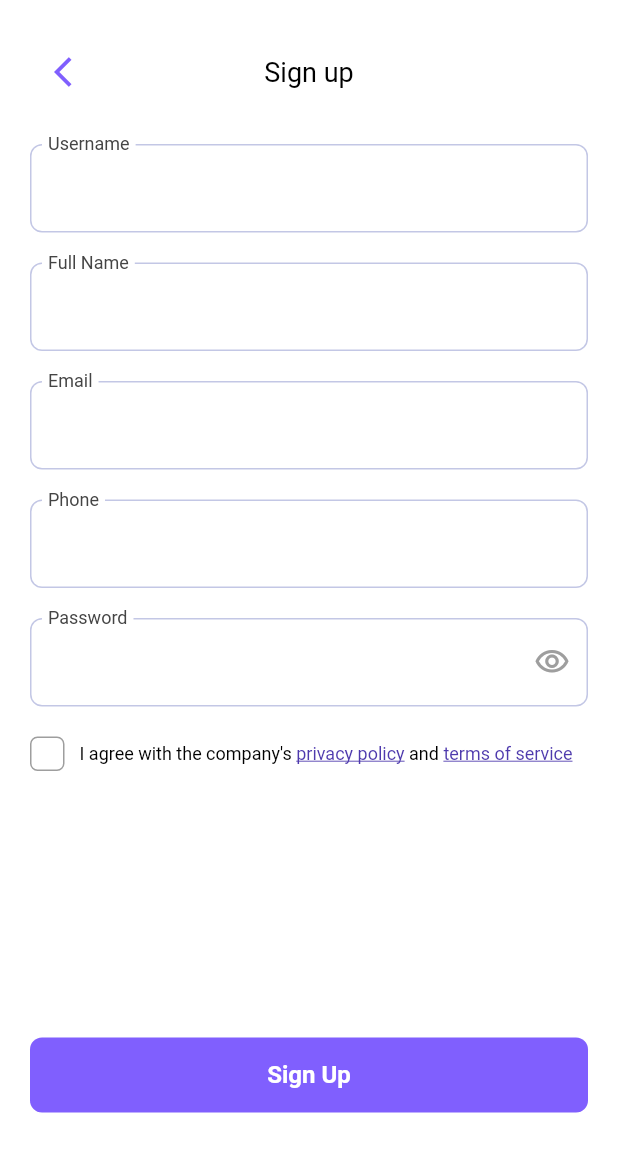
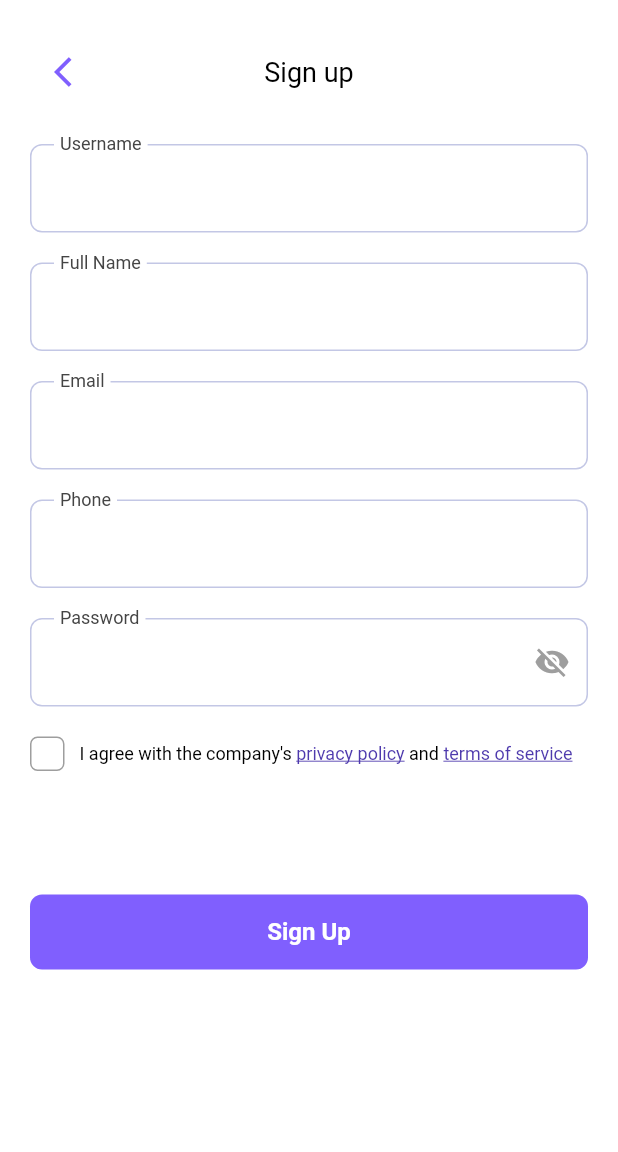
Before and after one commit to SanjayMehra-27/hamilton_restaurant_app, a Flutter app: the SignupView screen opened by its route, on a phone screen of 412 x 824 dp. Shown: the top 1152 px of the screen. Run offline on Flutter 3.47's test engine with Material 2 defaults, Android fonts, the phone set to English and light mode, and no system bars; our stand-ins replace dio, get, get_storage; accounts and stored records are empty.

Commit message:
signup api integrated

```diff
--- a/lib/app/models/login_user_model.dart
+++ b/lib/app/models/login_user_model.dart
@@ -6,7 +6,7 @@
 //         "client_gender": null,
 //         "client_id": 1576839
 
-class LoginUserModel {
+class UserModel {
   String? clientName;
   String? mail;
   int? country;
@@ -15,7 +15,7 @@ class LoginUserModel {
   String? clientGender;
   int? clientId;
 
-  LoginUserModel(
+  UserModel(
       {this.clientName,
       this.mail,
       this.country,
@@ -24,7 +24,7 @@ class LoginUserModel {
       this.clientGender,
       this.clientId});
 
-  LoginUserModel.fromJson(Map<String, dynamic> json) {
+  UserModel.fromJson(Map<String, dynamic> json) {
     clientName = json['client_name'] ?? "";
     mail = json['mail'] ?? "";
     country = json['country'] ?? 0;
--- a/lib/app/modules/login/controllers/login_controller.dart
+++ b/lib/app/modules/login/controllers/login_controller.dart
@@ -7,7 +7,7 @@ import '../../../models/login_user_model.dart';
 import '../../home/views/home_view.dart';
 
 class LoginController extends GetxController {
-  final user = LoginUserModel().obs;
+  final user = UserModel().obs;
   final emailTextController = TextEditingController();
   final passwordTextController = TextEditingController();
   final isLoading = false.obs;
--- a/lib/app/modules/signup/controllers/signup_controller.dart
+++ b/lib/app/modules/signup/controllers/signup_controller.dart
@@ -1,23 +1,71 @@
+import 'package:flutter/material.dart';
 import 'package:get/get.dart';
+import 'package:restaurant_app/app/models/login_user_model.dart';
+import 'package:restaurant_app/app/routes/app_pages.dart';
+
+import '../../../data/enums/utils/rest_apis/rest_client.dart';
 
 class SignupController extends GetxController {
-  //TODO: Implement SignupController
+  final user = UserModel().obs;
 
-  final count = 0.obs;
-  @override
-  void onInit() {
-    super.onInit();
+  final usernameTextController = TextEditingController().obs;
+  final fullnameTextController = TextEditingController().obs;
+  final emailTextController = TextEditingController().obs;
+  final phoneTextController = TextEditingController().obs;
+  final passwordTextController = TextEditingController().obs;
+
+  final isTermsAccepted = false.obs;
+  final isPasswordVisible = false.obs;
+  final isLoading = false.obs;
+
+  RestClient restClient = RestClient();
+
+  // Form Keys
+  final usernameFormKey = GlobalKey<FormState>();
+  final fullnameFormKey = GlobalKey<FormState>();
+  final emailFormKey = GlobalKey<FormState>();
+  final phoneFormKey = GlobalKey<FormState>();
+  final passwordFormKey = GlobalKey<FormState>();
+
+  Future<void> signup() async {
+    if (await validateForm() == false) {
+      return;
+    }
+    isLoading.value = true;
+    user.value = await restClient.signup(
+      username: usernameTextController.value.text,
+      name: fullnameTextController.value.text,
+      email: emailTextController.value.text,
+      phone: phoneTextController.value.text,
+      password: passwordTextController.value.text,
+    );
+    isLoading.value = false;
+    if (user.value.clientId != null) {
+      Get.offAllNamed(Routes.HOME);
+    }
   }
 
-  @override
-  void onReady() {
-    super.onReady();
+  // Validator
+  Future<bool> validateForm() async {
+    if (usernameFormKey.currentState!.validate() &&
+        fullnameFormKey.currentState!.validate() &&
+        emailFormKey.currentState!.validate() &&
+        phoneFormKey.currentState!.validate() &&
+        passwordFormKey.currentState!.validate()) {
+      if (isTermsAccepted.value == false) {
+        Get.snackbar('Terms & Conditions', 'Please accept terms & conditions',
+            snackPosition: SnackPosition.BOTTOM,
+            duration: const Duration(seconds: 3));
+        return false;
+      }
+      usernameFormKey.currentState!.save();
+      fullnameFormKey.currentState!.save();
+      emailFormKey.currentState!.save();
+      phoneFormKey.currentState!.save();
+      passwordFormKey.currentState!.save();
+      return true;
+    } else {
+      return false;
+    }
   }
-
-  @override
-  void onClose() {
-    super.onClose();
-  }
-
-  void increment() => count.value++;
 }
--- a/lib/app/modules/signup/views/signup_view.dart
+++ b/lib/app/modules/signup/views/signup_view.dart
@@ -18,7 +18,7 @@ class SignupView extends GetView<SignupController> {
           },
           child: Padding(
             padding: const EdgeInsets.fromLTRB(20, 0, 20, 0),
-            child: Column(
+            child: ListView(
               children: [
                 const SizedBox(
                   height: 20,
@@ -49,198 +49,146 @@ class SignupView extends GetView<SignupController> {
                 Column(
                   children: [
                     // Username TextField
-                    TextFormField(
-                      cursorColor: const Color(0xff805FFE),
-                      decoration: InputDecoration(
-                        floatingLabelBehavior: FloatingLabelBehavior.always,
-                        floatingLabelAlignment: FloatingLabelAlignment.start,
+                    Form(
+                      key: controller.usernameFormKey,
+                      autovalidateMode: AutovalidateMode.onUserInteraction,
+                      child: PrimaryTextField(
+                        controller: controller.usernameTextController.value,
                         labelText: 'Username',
-                        labelStyle: const TextStyle(
-                          color: Color(0xff444444),
-                        ),
-                        enabledBorder: OutlineInputBorder(
-                          borderSide: const BorderSide(
-                            color: Color(0xffC3C7E5),
-                            width: 1,
-                          ),
-                          borderRadius: BorderRadius.circular(8),
-                        ),
-                        focusedBorder: OutlineInputBorder(
-                          borderSide: const BorderSide(
-                            color: Color(0xff805FFE),
-                            width: 1,
-                          ),
-                          borderRadius: BorderRadius.circular(10),
-                        ),
+                        validator: (value) {
+                          if (value!.isEmpty) {
+                            return 'Username is required';
+                          } else if (value.length < 3) {
+                            return 'Username must be at least 3 characters';
+                          } else if (value.length > 20) {
+                            return 'Username must be at most 20 characters';
+                          }
+                        },
                       ),
                     ),
                     const SizedBox(
                       height: 20,
                     ),
                     // Full Name TextField
-                    TextFormField(
-                      cursorColor: const Color(0xff805FFE),
-                      decoration: InputDecoration(
-                        floatingLabelBehavior: FloatingLabelBehavior.always,
-                        floatingLabelAlignment: FloatingLabelAlignment.start,
+                    Form(
+                      key: controller.fullnameFormKey,
+                      autovalidateMode: AutovalidateMode.onUserInteraction,
+                      child: PrimaryTextField(
+                        controller: controller.fullnameTextController.value,
                         labelText: 'Full Name',
-                        labelStyle: const TextStyle(
-                          color: Color(0xff444444),
-                        ),
-                        enabledBorder: OutlineInputBorder(
-                          borderSide: const BorderSide(
-                            color: Color(0xffC3C7E5),
-                            width: 1,
-                          ),
-                          borderRadius: BorderRadius.circular(8),
-                        ),
-                        focusedBorder: OutlineInputBorder(
-                          borderSide: const BorderSide(
-                            color: Color(0xff805FFE),
-                            width: 1,
-                          ),
-                          borderRadius: BorderRadius.circular(10),
-                        ),
+                        validator: (value) {
+                          if (value!.isEmpty) {
+                            return 'Full Name is required';
+                          } else if (value.length < 3) {
+                            return 'Full Name must be at least 3 characters';
+                          } else if (value.length > 20) {
+                            return 'Full Name must be at most 20 characters';
+                          }
+                        },
                       ),
                     ),
                     const SizedBox(
                       height: 20,
                     ),
                     // Email TextField
-                    TextFormField(
-                      cursorColor: const Color(0xff805FFE),
-                      decoration: InputDecoration(
-                        floatingLabelBehavior: FloatingLabelBehavior.always,
-                        floatingLabelAlignment: FloatingLabelAlignment.start,
+                    Form(
+                      key: controller.emailFormKey,
+                      autovalidateMode: AutovalidateMode.onUserInteraction,
+                      child: PrimaryTextField(
+                        controller: controller.emailTextController.value,
                         labelText: 'Email',
-                        labelStyle: const TextStyle(
-                          color: Color(0xff444444),
-                        ),
-                        enabledBorder: OutlineInputBorder(
-                          borderSide: const BorderSide(
-                            color: Color(0xffC3C7E5),
-                            width: 1,
-                          ),
-                          borderRadius: BorderRadius.circular(8),
-                        ),
-                        focusedBorder: OutlineInputBorder(
-                          borderSide: const BorderSide(
-                            color: Color(0xff805FFE),
-                            width: 1,
-                          ),
-                          borderRadius: BorderRadius.circular(10),
-                        ),
+                        validator: (value) {
+                          if (value!.isEmpty) {
+                            return 'Email is required';
+                          } else if (!value.isEmail) {
+                            return 'Please enter a valid email address';
+                          }
+                        },
                       ),
                     ),
                     const SizedBox(
                       height: 20,
                     ),
                     // Phone TextField
-                    TextFormField(
-                      cursorColor: const Color(0xff805FFE),
-                      decoration: InputDecoration(
-                        floatingLabelBehavior: FloatingLabelBehavior.always,
-                        floatingLabelAlignment: FloatingLabelAlignment.start,
+                    Form(
+                      key: controller.phoneFormKey,
+                      autovalidateMode: AutovalidateMode.onUserInteraction,
+                      child: PrimaryTextField(
+                        controller: controller.phoneTextController.value,
                         labelText: 'Phone',
-                        labelStyle: const TextStyle(
-                          color: Color(0xff444444),
-                        ),
-                        enabledBorder: OutlineInputBorder(
-                          borderSide: const BorderSide(
-                            color: Color(0xffC3C7E5),
-                            width: 1,
-                          ),
-                          borderRadius: BorderRadius.circular(8),
-                        ),
-                        focusedBorder: OutlineInputBorder(
-                          borderSide: const BorderSide(
-                            color: Color(0xff805FFE),
-                            width: 1,
-                          ),
-                          borderRadius: BorderRadius.circular(10),
-                        ),
-                        // prefixIcon: Container(
-                        //   width: 65,
-                        //   margin: const EdgeInsets.fromLTRB(0, 0, 10, 0),
-                        //   padding: const EdgeInsets.fromLTRB(10, 0, 10, 0),
-                        //   child: Row(
-                        //     children: [
-                        //       Center(
-                        //         child: Padding(
-                        //           padding: const EdgeInsets.all(8.0),
-                        //           child: const Text(
-                        //             '+91',
-                        //             style: TextStyle(
-                        //               color: Color(0xff444444),
-                        //             ),
-                        //           ),
-                        //         ),
-                        //       ),
-                        //     ],
-                        //   ),
-                        // ),
+                        validator: (value) {
+                          if (value!.isEmpty) {
+                            return 'Phone is required';
+                          } else if (value.length < 10) {
+                            return 'Phone must be at least 10 characters';
+                          } else if (value.length > 10) {
+                            return 'Phone must be at most 10 characters';
+                          }
+                        },
                       ),
                     ),
                     const SizedBox(
                       height: 20,
                     ),
                     // Password TextField
-                    TextFormField(
-                      cursorColor: const Color(0xff805FFE),
-                      decoration: InputDecoration(
-                        floatingLabelBehavior: FloatingLabelBehavior.always,
-                        floatingLabelAlignment: FloatingLabelAlignment.start,
+                    Obx(() => Form(
+                          key: controller.passwordFormKey,
+                          autovalidateMode: AutovalidateMode.onUserInteraction,
+                          child: PrimaryTextField(
+                            controller: controller.passwordTextController.value,
                             labelText: 'Password',
-                        labelStyle: const TextStyle(
-                          color: Color(0xff444444),
-                        ),
-                        enabledBorder: OutlineInputBorder(
-                          borderSide: const BorderSide(
-                            color: Color(0xffC3C7E5),
-                            width: 1,
-                          ),
-                          borderRadius: BorderRadius.circular(8),
-                        ),
-                        focusedBorder: OutlineInputBorder(
-                          borderSide: const BorderSide(
-                            color: Color(0xff805FFE),
-                            width: 1,
-                          ),
-                          borderRadius: BorderRadius.circular(10),
-                        ),
+                            obscureText: !controller.isPasswordVisible.value,
                             suffixIcon: IconButton(
-                          onPressed: () {},
-                          icon: const Icon(Icons.visibility_outlined),
+                              onPressed: () {
+                                controller.isPasswordVisible.toggle();
+                              },
+                              icon: Icon(
+                                controller.isPasswordVisible.value
+                                    ? Icons.visibility
+                                    : Icons.visibility_off,
                                 color: Colors.grey,
                               ),
                             ),
+                            validator: (value) {
+                              if (value!.isEmpty) {
+                                return 'Password is required';
+                              } else if (value.length < 6) {
+                                return 'Password must be at least 6 characters';
+                              } else if (value.length > 20) {
+                                return 'Password must be at most 20 characters';
+                              }
+                            },
                           ),
+                        )),
                     const SizedBox(
                       height: 20,
                     ),
                     // Terms & Conditions Checkbox
-                    Row(
+                    GestureDetector(
+                      onTap: () {
+                        controller.isTermsAccepted.toggle();
+                      },
+                      child: Row(
                         children: [
                           // Custom Checkbox with Rounded Border
-                        Container(
+                          Obx(
+                            () => Container(
                               height: 23,
                               width: 23,
                               decoration: BoxDecoration(
                                 borderRadius: BorderRadius.circular(5),
                                 border: Border.all(
-                              color:
-                                  false ? const Color(0xff805FFE) : Colors.grey,
+                                  color: controller.isTermsAccepted.value
+                                      ? const Color(0xff805FFE)
+                                      : Colors.grey,
                                   width: 1,
                                 ),
                               ),
-                          child: false
-                              ? const Icon(
-                                  Icons.check,
-                                  size: 15,
-                                  color:
-                                      false ? Color(0xff805FFE) : Colors.grey,
-                                )
+                              child: controller.isTermsAccepted.value
+                                  ? const Icon(Icons.check,
+                                      size: 15, color: Color(0xff805FFE))
                                   : null,
+                            ),
                           ),
                           const SizedBox(
                             width: 10,
@@ -283,23 +231,37 @@ class SignupView extends GetView<SignupController> {
                             ),
                           ),
                         ],
+                      ),
                     )
                   ],
                 ),
-                const SizedBox(
-                  height: 20,
+                SizedBox(
+                  height: Get.height * 0.1,
                 ),
-                Expanded(child: Container()),
+                // Expanded(child: Container()),
                 // Signup Button
-                Container(
+                GestureDetector(
+                  onTap: () {
+                    controller.signup();
+                  },
+                  child: Container(
                       height: 50,
                       width: double.infinity,
                       decoration: BoxDecoration(
                         borderRadius: BorderRadius.circular(8),
                         color: const Color(0xff805FFE),
                       ),
-                  child: const Center(
-                    child: Text(
+                      child: Center(
+                        child: Obx(
+                          () => controller.isLoading.value
+                              ? const SizedBox(
+                                  height: 20,
+                                  width: 20,
+                                  child: CircularProgressIndicator(
+                                    color: Colors.white,
+                                  ),
+                                )
+                              : const Text(
                                   'Sign Up',
                                   style: TextStyle(
                                     color: Colors.white,
@@ -308,6 +270,7 @@ class SignupView extends GetView<SignupController> {
                                   ),
                                 ),
                         ),
+                      )),
                 ),
                 SizedBox(
                   height: Get.height * 0.1,
@@ -320,3 +283,86 @@ class SignupView extends GetView<SignupController> {
     );
   }
 }
+
+class PrimaryTextField extends StatelessWidget {
+  const PrimaryTextField({
+    Key? key,
+    required this.controller,
+    required this.labelText,
+    this.hintText,
+    this.obscureText,
+    this.keyboardType = TextInputType.text,
+    this.textInputAction = TextInputAction.next,
+    this.suffixIcon,
+    this.prefixIcon,
+    this.validator,
+  }) : super(key: key);
+
+  final TextEditingController controller;
+  final String labelText;
+  final String? hintText;
+  final bool? obscureText;
+  final TextInputType? keyboardType;
+  final TextInputAction? textInputAction;
+  final Widget? suffixIcon;
+  final Widget? prefixIcon;
+  final String? Function(String?)? validator;
+
+  @override
+  Widget build(BuildContext context) {
+    return TextFormField(
+      validator: validator,
+      controller: controller,
+      obscureText: obscureText ?? false,
+      keyboardType: keyboardType,
+      textInputAction: textInputAction,
+      cursorColor: const Color(0xff805FFE),
+      decoration: InputDecoration(
+        contentPadding: const EdgeInsets.symmetric(
+          horizontal: 20,
+          vertical: 20,
+        ),
+        floatingLabelBehavior: FloatingLabelBehavior.always,
+        floatingLabelAlignment: FloatingLabelAlignment.start,
+        labelText: labelText,
+        labelStyle: const TextStyle(
+          color: Color(0xff444444),
+        ),
+        enabledBorder: OutlineInputBorder(
+          borderSide: const BorderSide(
+            color: Color(0xffC3C7E5),
+            width: 1,
+          ),
+          borderRadius: BorderRadius.circular(8),
+        ),
+        focusedBorder: OutlineInputBorder(
+          borderSide: const BorderSide(
+            color: Color(0xff805FFE),
+            width: 1,
+          ),
+          borderRadius: BorderRadius.circular(10),
+        ),
+        errorBorder: OutlineInputBorder(
+          borderSide: const BorderSide(
+            color: Colors.red,
+            width: 1,
+          ),
+          borderRadius: BorderRadius.circular(10),
+        ),
+        focusedErrorBorder: OutlineInputBorder(
+          borderSide: const BorderSide(
+            color: Colors.red,
+            width: 1,
+          ),
+          borderRadius: BorderRadius.circular(10),
+        ),
+        errorStyle: const TextStyle(
+          color: Colors.red,
+          fontWeight: FontWeight.w600,
+        ),
+        suffixIcon: suffixIcon,
+        prefixIcon: prefixIcon,
+      ),
+    );
+  }
+}
```
Also changed, not shown: lib/app/data/enums/utils/rest_apis/rest_client.dart (+35 -3 lines). Lines whose indentation alone changed are shown as unchanged.
